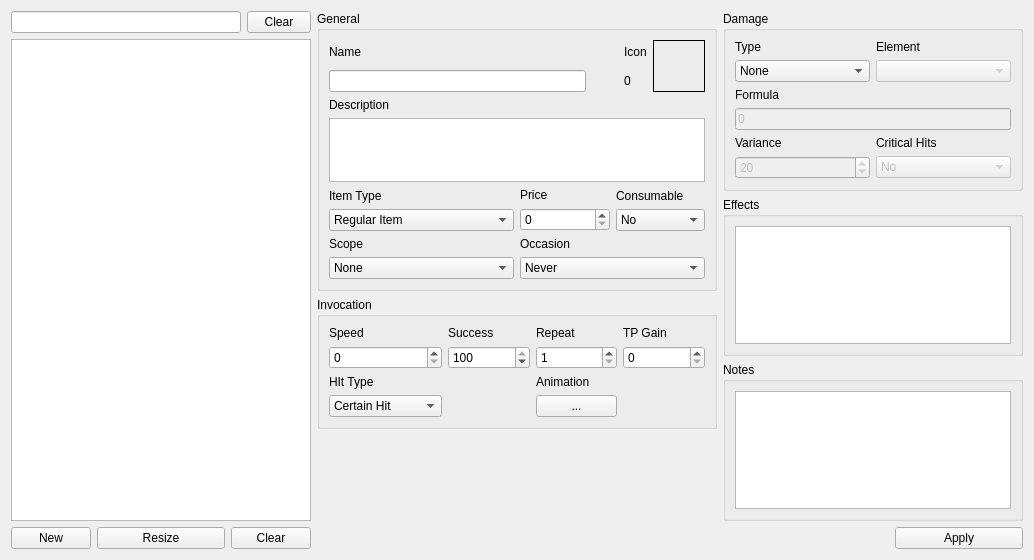
This is src/ui/tabs/items_tab.ui in DimichGD/FHEditor as Qt 5 draws it before an edit. The edited form follows.
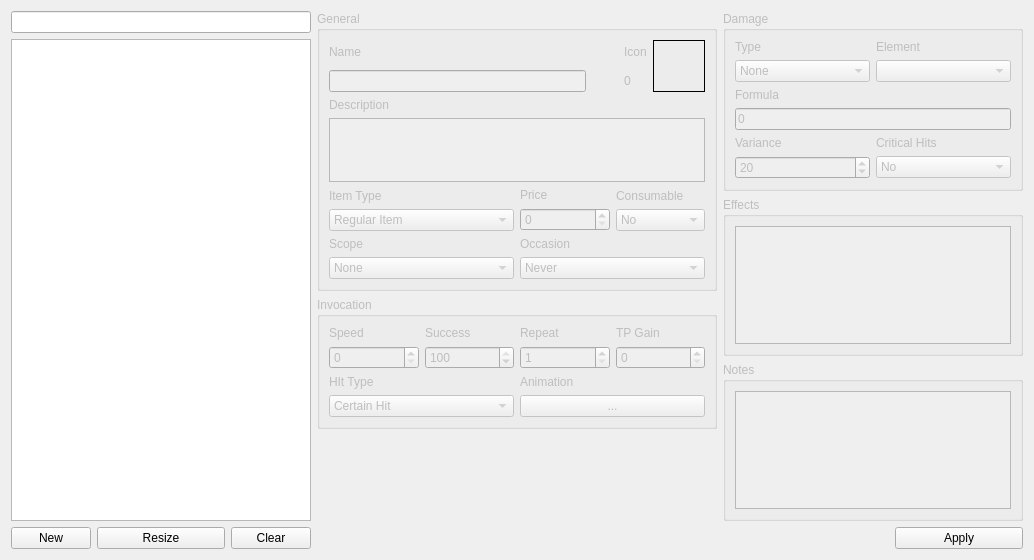
This is the edited form. Custom widgets are drawn as their Qt base class.

Diff of the .ui file:
```diff
--- a/src/ui/tabs/items_tab.ui
+++ b/src/ui/tabs/items_tab.ui
@@ -28,18 +28,8 @@
              <verstretch>0</verstretch>
             </sizepolicy>
            </property>
-          </widget>
-         </item>
-         <item>
-          <widget class="QPushButton" name="itemClearFilterButton">
-           <property name="maximumSize">
-            <size>
-             <width>64</width>
-             <height>16777215</height>
-            </size>
-           </property>
-           <property name="text">
-            <string>Clear</string>
+           <property name="clearButtonEnabled">
+            <bool>true</bool>
            </property>
           </widget>
          </item>
@@ -122,6 +112,9 @@
       <layout class="QVBoxLayout" name="verticalLayout_8">
        <item>
         <widget class="QGroupBox" name="generalBox">
+         <property name="enabled">
+          <bool>false</bool>
+         </property>
          <property name="title">
           <string>General</string>
          </property>
@@ -445,6 +438,9 @@
        </item>
        <item>
         <widget class="QGroupBox" name="invocationBox">
+         <property name="enabled">
+          <bool>false</bool>
+         </property>
          <property name="title">
           <string>Invocation</string>
          </property>
@@ -493,25 +489,6 @@
               </property>
              </widget>
             </item>
-            <item row="3" column="0">
-             <widget class="QComboBox" name="itemHitTypeComboBox">
-              <item>
-               <property name="text">
-                <string>Certain Hit</string>
-               </property>
-              </item>
-              <item>
-               <property name="text">
-                <string>Physical Attack</string>
-               </property>
-              </item>
-              <item>
-               <property name="text">
-                <string>Magical Attack</string>
-               </property>
-              </item>
-             </widget>
-            </item>
             <item row="1" column="1">
              <widget class="QSpinBox" name="itemSuccessSpinBox">
               <property name="maximum">
@@ -546,7 +523,26 @@
               </property>
              </widget>
             </item>
-            <item row="3" column="2">
+            <item row="3" column="0" colspan="2">
+             <widget class="QComboBox" name="itemHitTypeComboBox">
+              <item>
+               <property name="text">
+                <string>Certain Hit</string>
+               </property>
+              </item>
+              <item>
+               <property name="text">
+                <string>Physical Attack</string>
+               </property>
+              </item>
+              <item>
+               <property name="text">
+                <string>Magical Attack</string>
+               </property>
+              </item>
+             </widget>
+            </item>
+            <item row="3" column="2" colspan="2">
              <widget class="SelectorButton" name="itemAnimationButton">
               <property name="text">
                <string>...</string>
@@ -577,6 +573,9 @@
       <layout class="QVBoxLayout" name="verticalLayout_20">
        <item>
         <widget class="QGroupBox" name="damageBox">
+         <property name="enabled">
+          <bool>false</bool>
+         </property>
          <property name="title">
           <string>Damage</string>
          </property>
@@ -722,6 +721,9 @@
        </item>
        <item>
         <widget class="QGroupBox" name="effectsBox">
+         <property name="enabled">
+          <bool>false</bool>
+         </property>
          <property name="title">
           <string>Effects</string>
          </property>
@@ -768,6 +770,9 @@
        </item>
        <item>
         <widget class="QGroupBox" name="notesBox">
+         <property name="enabled">
+          <bool>false</bool>
+         </property>
          <property name="title">
           <string>Notes</string>
          </property>
```
